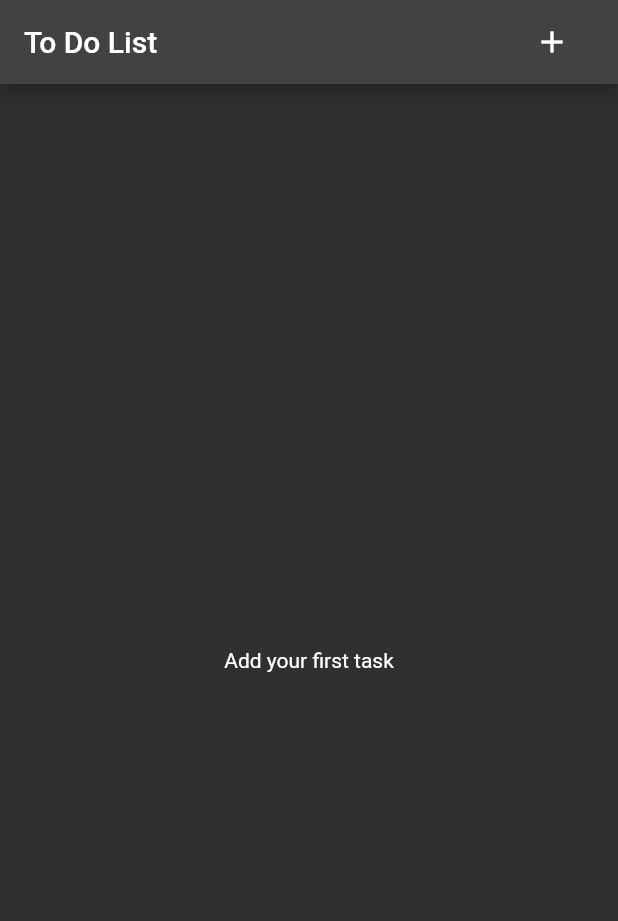
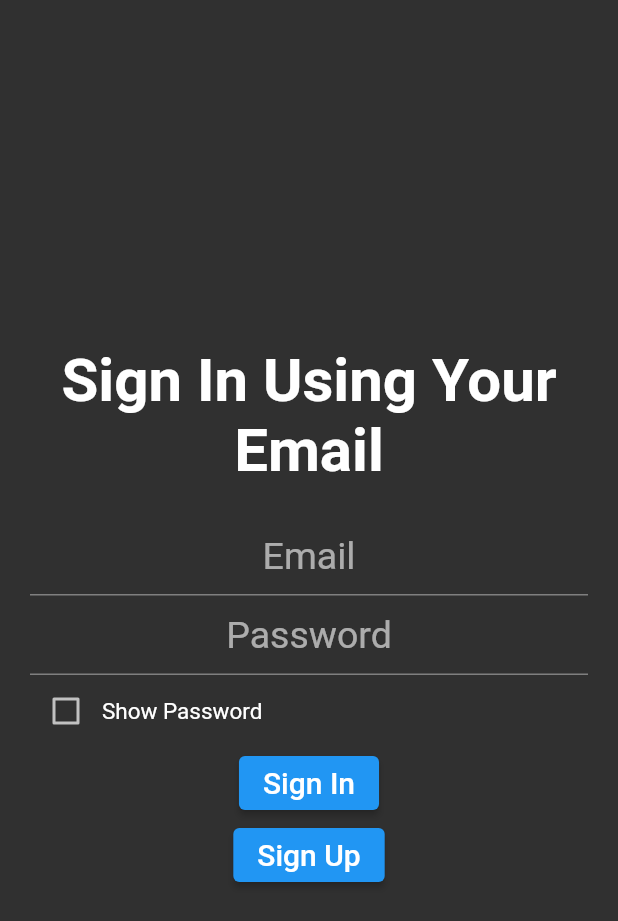
Before and after one commit to Mixel2004/task_manager, a Flutter app: the screen it shows after launch, on a phone screen of 412 x 824 dp. Shown: the top 921 px of the screen. Run offline on Flutter 3.47's test engine with Material 2 defaults, Android fonts, the phone set to English and light mode, and no system bars; our stand-ins replace cloud_firestore, email_validator, firebase_auth, firebase_core; accounts and stored records are empty.

Commit message:
feat: Add Multi-user system
Now people can create account and login to and have their own to-do list

```diff
--- a/lib/main.dart
+++ b/lib/main.dart
@@ -3,8 +3,11 @@ import 'package:flutter/material.dart';
 
 import 'pages/add_new.dart';
 import 'pages/content.dart';
+import 'pages/signIn_page.dart';
+import 'pages/signUp_page.dart';
 
 Future main() async {
+  String __version__ = '2.0.0';
   WidgetsFlutterBinding.ensureInitialized();
   await Firebase.initializeApp();
 
@@ -18,9 +21,11 @@ class TaskManagerApp extends StatelessWidget {
   Widget build(BuildContext context) {
     return MaterialApp(
       theme: ThemeData.dark(),
-      home: const ToDoList(),
+      home: const SignIn(),
       routes: {
+        '/content': (context) => const ToDoList(),
         '/add_new': (context) => const AddNew(),
+        '/signup': (context) => const SignUp(),
       },
     );
   }
--- /dev/null
+++ b/lib/pages/signIn_page.dart
@@ -0,0 +1,161 @@
+import 'package:email_validator/email_validator.dart';
+import 'package:firebase_auth/firebase_auth.dart';
+import 'package:flutter/material.dart';
+
+class SignIn extends StatefulWidget {
+  const SignIn({Key? key}) : super(key: key);
+
+  @override
+  _SignInState createState() => _SignInState();
+}
+
+class _SignInState extends State<SignIn> {
+  final _formKey = GlobalKey<FormState>();
+  final _emailController = TextEditingController();
+  final _passwordController = TextEditingController();
+  int? valid;
+  bool showPass = false;
+  Map<int, String> errors = {
+    1: 'The password is invalid.',
+    2: 'Password must be at least 6 characters',
+    3: 'No user found for that email.',
+    4: 'The email address is invalid.',
+    5: 'Some thing went wrong',
+  };
+
+  @override
+  Widget build(BuildContext context) {
+    return Scaffold(
+      body: Form(
+        key: _formKey,
+        child: Padding(
+          padding: const EdgeInsets.symmetric(vertical: 50, horizontal: 20),
+          child: Center(
+            child: SingleChildScrollView(
+              child: Column(
+                children: <Widget>[
+                  const Text(
+                    'Sign In Using Your Email',
+                    style: TextStyle(
+                      fontSize: 40,
+                      fontWeight: FontWeight.bold,
+                    ),
+                    textAlign: TextAlign.center,
+                  ),
+                  const SizedBox(height: 20),
+                  TextFormField(
+                    controller: _emailController,
+                    textAlign: TextAlign.center,
+                    decoration: const InputDecoration(
+                      hintText: 'Email',
+                    ),
+                    style: const TextStyle(fontSize: 25),
+                    validator: (value) {
+                      if (!EmailValidator.validate(_emailController.text)) {
+                        return 'Please enter a valid Email';
+                      }
+                      if (valid != null && ([3, 4, 5].contains(valid))) {
+                        return errors[valid];
+                      }
+                      if (value == null || value.isEmpty) {
+                        return 'Please enter a valid Email';
+                      }
+                      return null;
+                    },
+                  ),
+                  TextFormField(
+                    controller: _passwordController,
+                    textAlign: TextAlign.center,
+                    decoration: const InputDecoration(
+                      hintText: 'Password',
+                    ),
+                    style: const TextStyle(fontSize: 25),
+                    autocorrect: false,
+                    obscureText: !showPass,
+                    validator: (value) {
+                      if (_passwordController.text.length < 6) {
+                        return 'Password must be at least 6 characters';
+                      }
+                      if (valid != null && ([1, 2, 5].contains(valid))) {
+                        return errors[valid];
+                      }
+                      if (value == null || value.isEmpty) {
+                        return 'Please enter a valid password';
+                      }
+                      return null;
+                    },
+                  ),
+                  Row(
+                    children: [
+                      Checkbox(
+                        value: showPass,
+                        onChanged: (value) {
+                          setState(() {
+                            showPass = !showPass;
+                          });
+                        },
+                        activeColor: Colors.grey.shade400,
+                      ),
+                      const Text(
+                        'Show Password',
+                        style: TextStyle(fontSize: 15),
+                      ),
+                    ],
+                  ),
+                  ElevatedButton(
+                    onPressed: () {
+                      valid = null;
+                      if (_formKey.currentState!.validate()) {
+                        signIn().then((value) {
+                          valid = value;
+                          if (_formKey.currentState!.validate()) {
+                            Navigator.pushNamed(context, '/content');
+                          }
+                        });
+                      }
+                    },
+                    child:
+                        const Text('Sign In', style: TextStyle(fontSize: 20)),
+                  ),
+                  ElevatedButton(
+                    onPressed: () {
+                      reset();
+                      Navigator.pushNamed(context, '/signup');
+                    },
+                    child:
+                        const Text('Sign Up', style: TextStyle(fontSize: 20)),
+                  )
+                ],
+              ),
+            ),
+          ),
+        ),
+      ),
+    );
+  }
+
+  Future<int?> signIn() async {
+    try {
+      await FirebaseAuth.instance.signInWithEmailAndPassword(
+        email: _emailController.text,
+        password: _passwordController.text,
+      );
+      return null;
+    } on FirebaseAuthException catch (e) {
+      if (e.code == 'user-not-found') {
+        reset();
+        return 3;
+      } else if (e.code == 'wrong-password') {
+        _passwordController.clear();
+        return 1;
+      }
+    }
+    return 5;
+  }
+
+  void reset() {
+    _emailController.clear();
+    _passwordController.clear();
+    valid = null;
+  }
+}
```
Also changed, not shown: lib/pages/content.dart (+10 -0 lines), lib/pages/signUp_page.dart (added, +182 -0 lines).
